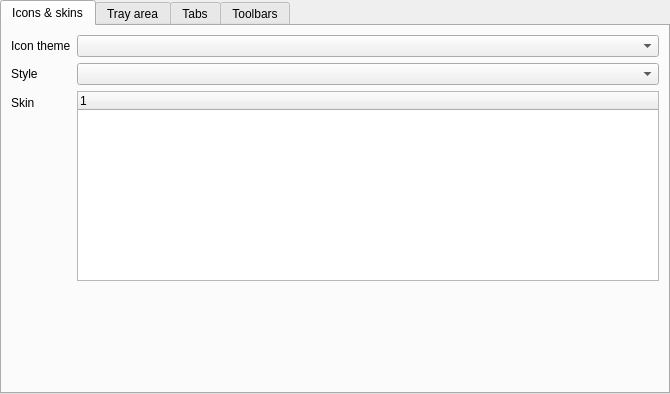
The window that src/librssguard/gui/settings/settingsgui.ui (norbusan/rssguard-debian) describes before a commit, drawn with Qt 5.
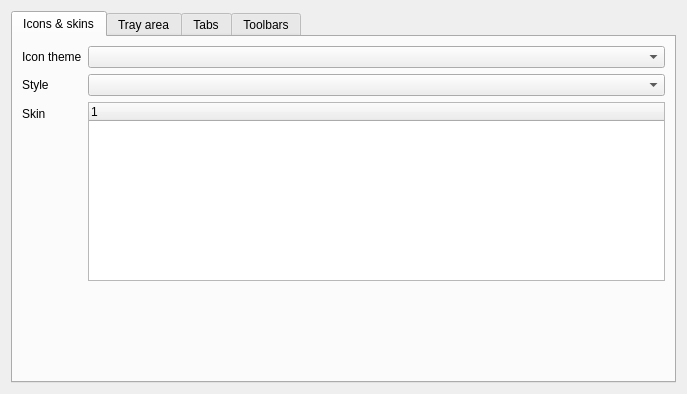
The same window after the commit. Custom widgets are drawn as their Qt base class.

Patch:
```diff
--- a/src/librssguard/gui/settings/settingsgui.ui
+++ b/src/librssguard/gui/settings/settingsgui.ui
@@ -6,23 +6,17 @@
    <rect>
     <x>0</x>
     <y>0</y>
-    <width>670</width>
+    <width>667</width>
     <height>394</height>
    </rect>
   </property>
+  <property name="sizePolicy">
+   <sizepolicy hsizetype="Expanding" vsizetype="Expanding">
+    <horstretch>0</horstretch>
+    <verstretch>0</verstretch>
+   </sizepolicy>
+  </property>
   <layout class="QHBoxLayout" name="horizontalLayout">
-   <property name="leftMargin">
-    <number>0</number>
-   </property>
-   <property name="topMargin">
-    <number>0</number>
-   </property>
-   <property name="rightMargin">
-    <number>0</number>
-   </property>
-   <property name="bottomMargin">
-    <number>0</number>
-   </property>
    <item>
     <widget class="QTabWidget" name="m_tabUi">
      <property name="currentIndex">
@@ -71,12 +65,6 @@
        </item>
        <item row="2" column="1">
         <widget class="QTreeWidget" name="m_treeSkins">
-         <property name="sizePolicy">
-          <sizepolicy hsizetype="Expanding" vsizetype="Expanding">
-           <horstretch>0</horstretch>
-           <verstretch>0</verstretch>
-          </sizepolicy>
-         </property>
          <property name="indentation">
           <number>0</number>
          </property>
```
